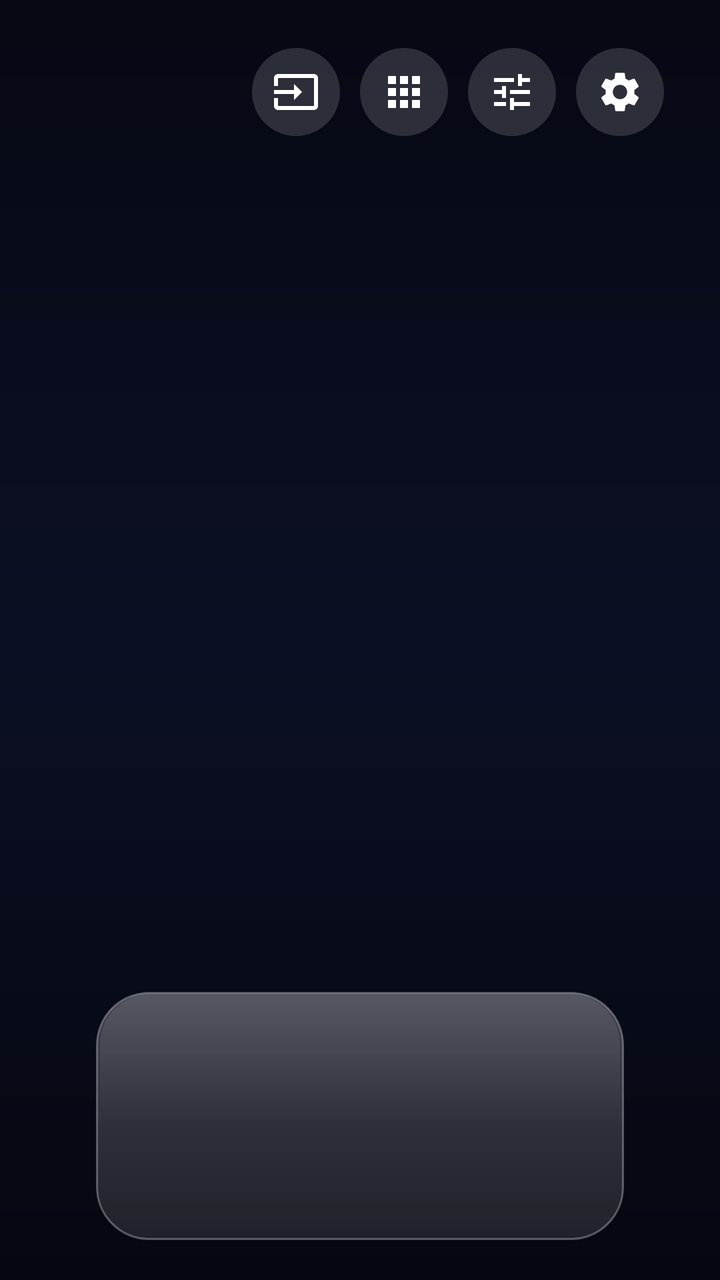
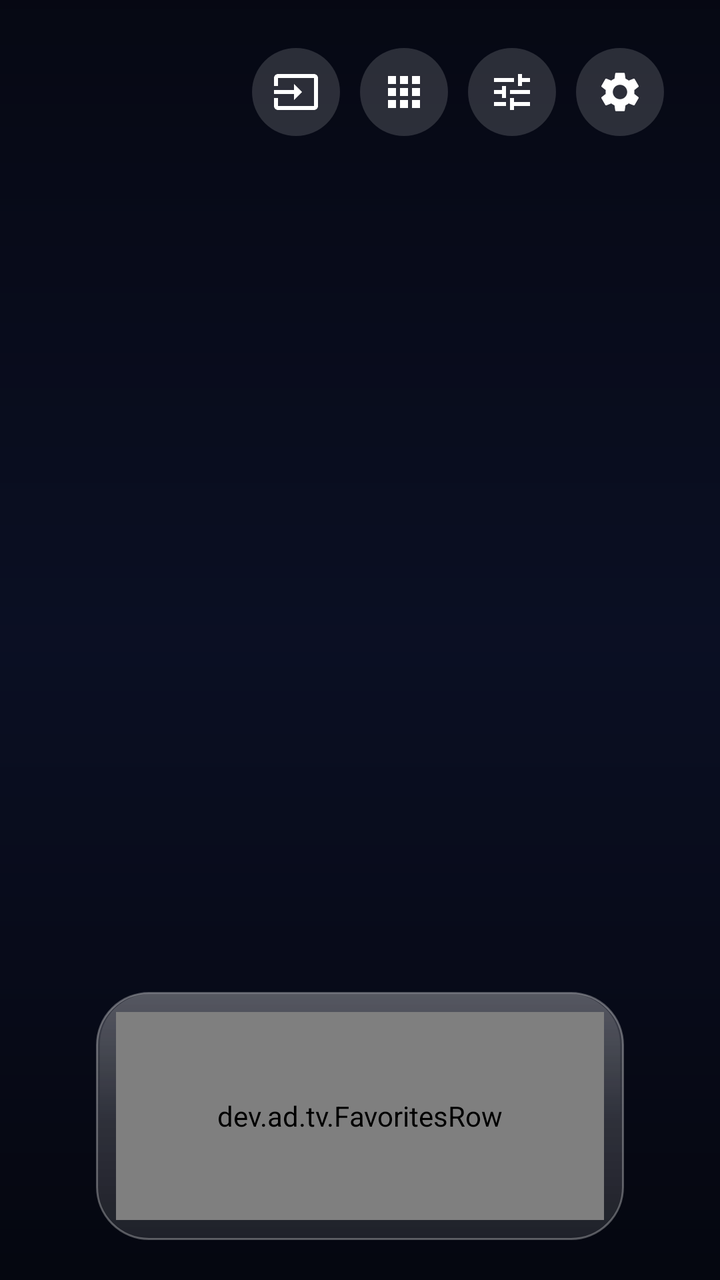

Compare the two renders of this Android layout. The source of the first and the diff that turns it into the second are given below.
<!-- AndroidManifest.xml: application theme Theme.Home -->
<!-- res/layout/activity_home.xml -->
<?xml version="1.0" encoding="utf-8"?>
<FrameLayout xmlns:android="http://schemas.android.com/apk/res/android"
    android:id="@+id/root"
    android:layout_width="match_parent"
    android:layout_height="match_parent">

    <FrameLayout
        android:id="@+id/bgVideo"
        android:layout_width="match_parent"
        android:layout_height="match_parent" />

    <View
        android:layout_width="match_parent"
        android:layout_height="match_parent"
        android:background="@drawable/scrim" />

    <LinearLayout
        android:layout_width="match_parent"
        android:layout_height="match_parent"
        android:clipChildren="false"
        android:clipToPadding="false"
        android:orientation="vertical"
        android:paddingStart="48dp"
        android:paddingTop="24dp"
        android:paddingEnd="48dp"
        android:paddingBottom="20dp">

        <Space
            android:id="@+id/headerSpacer"
            android:layout_width="match_parent"
            android:layout_height="0dp"
            android:layout_weight="0"
            android:visibility="gone" />

        <LinearLayout
            android:id="@+id/header"
            android:layout_width="match_parent"
            android:layout_height="wrap_content"
            android:baselineAligned="false"
            android:orientation="horizontal">

            <LinearLayout
                android:layout_width="wrap_content"
                android:layout_height="wrap_content"
                android:orientation="vertical">

                <TextView
                    android:id="@+id/clock"
                    style="@style/Text.Clock"
                    android:layout_width="wrap_content"
                    android:layout_height="wrap_content" />

                <TextView
                    android:id="@+id/date"
                    style="@style/Text.Secondary"
                    android:layout_width="wrap_content"
                    android:layout_height="wrap_content"
                    android:layout_marginStart="4dp" />
            </LinearLayout>

            <LinearLayout
                android:id="@+id/weatherBox"
                android:layout_width="wrap_content"
                android:layout_height="wrap_content"
                android:layout_marginStart="40dp"
                android:orientation="vertical"
                android:visibility="invisible">

                <LinearLayout
                    android:layout_width="wrap_content"
                    android:layout_height="wrap_content"
                    android:gravity="center_vertical"
                    android:orientation="horizontal">

                    <TextView
                        android:id="@+id/weatherIcon"
                        android:layout_width="wrap_content"
                        android:layout_height="wrap_content"
                        android:includeFontPadding="false"
                        android:textSize="44sp" />

                    <TextView
                        android:id="@+id/weatherTemp"
                        style="@style/Text.Temp"
                        android:layout_width="wrap_content"
                        android:layout_height="wrap_content"
                        android:layout_marginStart="10dp" />

                    <LinearLayout
                        android:layout_width="wrap_content"
                        android:layout_height="wrap_content"
                        android:layout_marginStart="14dp"
                        android:orientation="vertical">

                        <TextView
                            android:id="@+id/weatherFeels"
                            style="@style/Text.Weather"
                            android:layout_width="wrap_content"
                            android:layout_height="wrap_content" />

                        <TextView
                            android:id="@+id/weatherToday"
                            style="@style/Text.Weather"
                            android:layout_width="wrap_content"
                            android:layout_height="wrap_content" />
                    </LinearLayout>
                </LinearLayout>

                <LinearLayout
                    android:id="@+id/forecast"
                    android:layout_width="wrap_content"
                    android:layout_height="wrap_content"
                    android:layout_marginTop="10dp"
                    android:orientation="horizontal" />

            </LinearLayout>

            <Space
                android:layout_width="0dp"
                android:layout_height="1dp"
                android:layout_weight="1" />

            <LinearLayout
                android:layout_width="wrap_content"
                android:layout_height="wrap_content"
                android:gravity="end"
                android:orientation="vertical">

                <LinearLayout
                    android:id="@+id/topButtons"
                    android:layout_width="wrap_content"
                    android:layout_height="wrap_content"
                    android:orientation="horizontal">

                    <ImageButton
                        android:id="@+id/btnInputs"
                        style="@style/TopButton"
                        android:contentDescription="@string/inputs"
                        android:src="@drawable/ic_input" />

                    <ImageButton
                        android:id="@+id/btnApps"
                        style="@style/TopButton"
                        android:contentDescription="@string/all_apps"
                        android:src="@drawable/ic_apps" />

                    <ImageButton
                        android:id="@+id/btnAppSettings"
                        style="@style/TopButton"
                        android:contentDescription="@string/settings_title"
                        android:src="@drawable/ic_tune" />

                    <ImageButton
                        android:id="@+id/btnTvSettings"
                        style="@style/TopButton"
                        android:contentDescription="@string/tv_settings"
                        android:src="@drawable/ic_settings" />
                </LinearLayout>

                <TextView
                    android:id="@+id/topLabel"
                    style="@style/Text.Small"
                    android:layout_width="wrap_content"
                    android:layout_height="wrap_content"
                    android:layout_marginTop="4dp"
                    android:layout_marginEnd="6dp"
                    android:visibility="invisible" />
            </LinearLayout>
        </LinearLayout>

        <Space
            android:layout_width="match_parent"
            android:layout_height="0dp"
            android:layout_weight="1" />

        <LinearLayout
            android:id="@+id/feedBox"
            android:layout_width="match_parent"
            android:layout_height="wrap_content"
            android:clipChildren="false"
            android:clipToPadding="false"
            android:orientation="vertical"
            android:visibility="gone">

            
            <dev.ad.tv.EntryFocusRecyclerView
                android:id="@+id/feedList"
                android:layout_width="match_parent"
                android:layout_height="186dp"
                android:layout_marginStart="-48dp"
                android:layout_marginEnd="-48dp"
                android:clipChildren="false"
                android:clipToPadding="false"
                android:paddingStart="48dp"
                android:paddingTop="8dp"
                android:paddingEnd="48dp"
                android:paddingBottom="8dp" />

            <TextView
                android:id="@+id/feedCaption"
                style="@style/Text.Caption"
                android:layout_width="match_parent"
                android:layout_height="wrap_content"
                android:layout_marginTop="2dp"
                android:ellipsize="end"
                android:maxLines="1" />
        </LinearLayout>

        <FrameLayout
            android:id="@+id/favPanel"
            android:layout_width="match_parent"
            android:layout_height="wrap_content"
            android:layout_marginTop="14dp"
            android:background="@drawable/glass"
            android:clipChildren="false"
            android:clipToPadding="false"
            android:padding="10dp">

            <androidx.recyclerview.widget.RecyclerView
                android:id="@+id/favList"
                android:layout_width="match_parent"
                android:layout_height="104dp"
                android:clipChildren="false"
                android:clipToPadding="false"
                android:paddingStart="6dp"
                android:paddingTop="7dp"
                android:paddingEnd="6dp"
                android:paddingBottom="7dp" />
        </FrameLayout>
    </LinearLayout>
</FrameLayout>
<!-- resources referenced by this layout -->
<resources>
  <!-- drawable ic_tune (drawable) -->
  <?xml version="1.0" encoding="utf-8"?>
  <vector xmlns:android="http://schemas.android.com/apk/res/android"
      android:width="24dp"
      android:height="24dp"
      android:viewportWidth="24"
      android:viewportHeight="24">
      <path
          android:fillColor="#FFFFFFFF"
          android:pathData="M3,17v2h6v-2L3,17zM3,5v2h10L13,5L3,5zM13,21v-2h8v-2h-8v-2h-2v6h2zM7,9v2L3,11v2h4v2h2L9,9L7,9zM21,13v-2L11,11v2h10zM15,9h2L17,7h4L21,5h-4L17,3h-2v6z" />
  </vector>
  <!-- drawable scrim (drawable) -->
  <?xml version="1.0" encoding="utf-8"?>
  <shape xmlns:android="http://schemas.android.com/apk/res/android">
      <gradient
          android:angle="270"
          android:centerColor="#14000000"
          android:endColor="#99000000"
          android:startColor="#80000000" />
  </shape>
  <string name="all_apps">All apps</string>
  <string name="inputs">Inputs</string>
  <string name="settings_title">TV Home settings</string>
  <string name="tv_settings">TV settings</string>
  <style name="Text.Caption">
          <item name="android:textSize">16sp</item>
          <item name="android:fontFamily">sans-serif-medium</item>
      </style>
  <style name="Text.Clock">
          <item name="android:textSize">120sp</item>
          <item name="android:fontFamily">sans-serif-light</item>
          <item name="android:includeFontPadding">false</item>
          <item name="android:letterSpacing">-0.02</item>
      </style>
  <style name="Text.Secondary">
          <item name="android:textSize">20sp</item>
          <item name="android:textColor">@color/text_secondary</item>
      </style>
  <style name="Text.Small">
          <item name="android:textSize">14sp</item>
          <item name="android:textColor">@color/text_secondary</item>
      </style>
  <style name="Text.Temp">
          <item name="android:textSize">52sp</item>
          <item name="android:fontFamily">sans-serif-light</item>
          <item name="android:includeFontPadding">false</item>
      </style>
  <style name="Text.Weather">
          <item name="android:textSize">17sp</item>
          <item name="android:textColor">@color/text_secondary</item>
      </style>
  <style name="TopButton">
          <item name="android:layout_width">44dp</item>
          <item name="android:layout_height">44dp</item>
          <item name="android:layout_marginStart">10dp</item>
          <item name="android:background">@drawable/top_button_bg</item>
          <item name="android:padding">10dp</item>
          <item name="android:scaleType">fitCenter</item>
          <item name="android:tint">@color/top_button_tint</item>
          <item name="android:focusable">true</item>
      </style>
  <style name="Theme.Home" parent="android:Theme.DeviceDefault.NoActionBar">
          <item name="android:windowBackground">@color/screen</item>
          <item name="android:windowDisablePreview">false</item>
          <item name="android:colorAccent">#FFFFFFFF</item>
          <item name="android:defaultFocusHighlightEnabled">false</item>
          <item name="android:alertDialogTheme">@style/Theme.Dialog</item>
      </style>
  <color name="text_secondary">#CCFFFFFF</color>
  <!-- drawable top_button_bg (drawable) -->
  <?xml version="1.0" encoding="utf-8"?>
  <selector xmlns:android="http://schemas.android.com/apk/res/android">
      <item android:state_focused="true">
          <shape android:shape="oval">
              <solid android:color="#FFFFFFFF" />
          </shape>
      </item>
      <item>
          <shape android:shape="oval">
              <solid android:color="#26FFFFFF" />
          </shape>
      </item>
  </selector>
  <color name="screen">#FF0B1026</color>
  <style name="Theme.Dialog" parent="android:Theme.DeviceDefault.Dialog.Alert">
          <item name="android:colorAccent">#FF8AB4F8</item>
      </style>
  <!-- unchanged entries left out for length: 4 -->
</resources>

<!-- the commit's change to res/layout/activity_home.xml (unified diff, before → after) -->
@@ -183,7 +183,7 @@
             android:visibility="gone">
 
             
-            <dev.ad.tv.EntryFocusRecyclerView
+            <dev.ad.tv.FeedRow
                 android:id="@+id/feedList"
                 android:layout_width="match_parent"
                 android:layout_height="186dp"
@@ -194,7 +194,9 @@
                 android:paddingStart="48dp"
                 android:paddingTop="8dp"
                 android:paddingEnd="48dp"
-                android:paddingBottom="8dp" />
+                android:paddingBottom="8dp"
+                android:requiresFadingEdge="none"
+                android:scrollbars="none" />
 
             <TextView
                 android:id="@+id/feedCaption"
@@ -216,7 +218,7 @@
             android:clipToPadding="false"
             android:padding="10dp">
 
-            <androidx.recyclerview.widget.RecyclerView
+            <dev.ad.tv.FavoritesRow
                 android:id="@+id/favList"
                 android:layout_width="match_parent"
                 android:layout_height="104dp"
@@ -225,7 +227,9 @@
                 android:paddingStart="6dp"
                 android:paddingTop="7dp"
                 android:paddingEnd="6dp"
-                android:paddingBottom="7dp" />
+                android:paddingBottom="7dp"
+                android:requiresFadingEdge="none"
+                android:scrollbars="none" />
         </FrameLayout>
     </LinearLayout>
 </FrameLayout>
